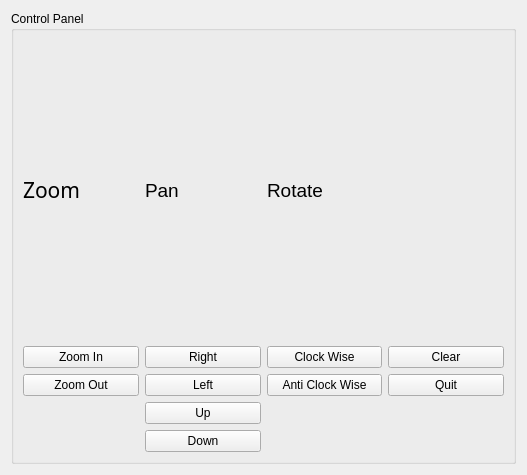
Above: imageViewer.ui from debayan/QtView before the change. Below: the same form after it.
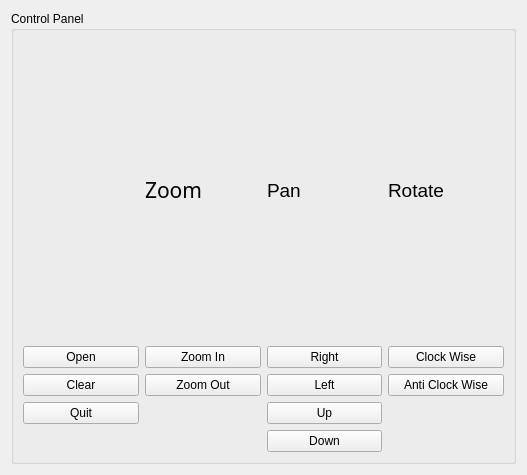
That is the form after the change.

Commit message: Added 'Open' Button

```diff
--- a/imageViewer.ui
+++ b/imageViewer.ui
@@ -20,77 +20,63 @@
       <string>Control Panel</string>
      </property>
      <layout class="QGridLayout" name="gridLayout">
-      <item row="1" column="0">
+      <item row="1" column="1">
        <widget class="QPushButton" name="pushButton_5">
         <property name="text">
          <string>Zoom In</string>
         </property>
        </widget>
       </item>
-      <item row="2" column="0">
+      <item row="2" column="1">
        <widget class="QPushButton" name="pushButton">
         <property name="text">
          <string>Zoom Out</string>
         </property>
        </widget>
       </item>
-      <item row="1" column="2">
+      <item row="1" column="3">
        <widget class="QPushButton" name="pushButton_8">
         <property name="text">
          <string>Right</string>
         </property>
        </widget>
       </item>
-      <item row="2" column="2">
+      <item row="2" column="3">
        <widget class="QPushButton" name="pushButton_10">
         <property name="text">
          <string>Left</string>
         </property>
        </widget>
       </item>
-      <item row="4" column="2">
+      <item row="4" column="3">
        <widget class="QPushButton" name="pushButton_3">
         <property name="text">
          <string>Up</string>
         </property>
        </widget>
       </item>
-      <item row="1" column="6">
+      <item row="1" column="7">
        <widget class="QPushButton" name="pushButton_6">
         <property name="text">
          <string>Clock Wise</string>
         </property>
        </widget>
       </item>
-      <item row="2" column="6">
+      <item row="2" column="7">
        <widget class="QPushButton" name="pushButton_4">
         <property name="text">
          <string>Anti Clock Wise</string>
         </property>
        </widget>
       </item>
-      <item row="1" column="7">
-       <widget class="QPushButton" name="pushButton_9">
-        <property name="text">
-         <string>Clear</string>
-        </property>
-       </widget>
-      </item>
-      <item row="5" column="2">
+      <item row="5" column="3">
        <widget class="QPushButton" name="pushButton_7">
         <property name="text">
          <string>Down</string>
         </property>
        </widget>
       </item>
-      <item row="2" column="7">
-       <widget class="QPushButton" name="pushButton_2">
-        <property name="text">
-         <string>Quit</string>
-        </property>
-       </widget>
-      </item>
-      <item row="0" column="0">
+      <item row="0" column="1">
        <widget class="QLabel" name="label_2">
         <property name="font">
          <font>
@@ -103,7 +89,7 @@
         </property>
        </widget>
       </item>
-      <item row="0" column="2">
+      <item row="0" column="3">
        <widget class="QLabel" name="label_3">
         <property name="font">
          <font>
@@ -117,7 +103,7 @@
         </property>
        </widget>
       </item>
-      <item row="0" column="6">
+      <item row="0" column="7">
        <widget class="QLabel" name="label_4">
         <property name="font">
          <font>
@@ -129,6 +115,27 @@
         </property>
        </widget>
       </item>
+      <item row="1" column="0">
+       <widget class="QPushButton" name="pushButton_11">
+        <property name="text">
+         <string>Open</string>
+        </property>
+       </widget>
+      </item>
+      <item row="4" column="0">
+       <widget class="QPushButton" name="pushButton_2">
+        <property name="text">
+         <string>Quit</string>
+        </property>
+       </widget>
+      </item>
+      <item row="2" column="0">
+       <widget class="QPushButton" name="pushButton_9">
+        <property name="text">
+         <string>Clear</string>
+        </property>
+       </widget>
+      </item>
      </layout>
     </widget>
    </item>
```
Left out of the diff: 13 changed lines with no effect on the pictures. The commit also changes 5 other files.
